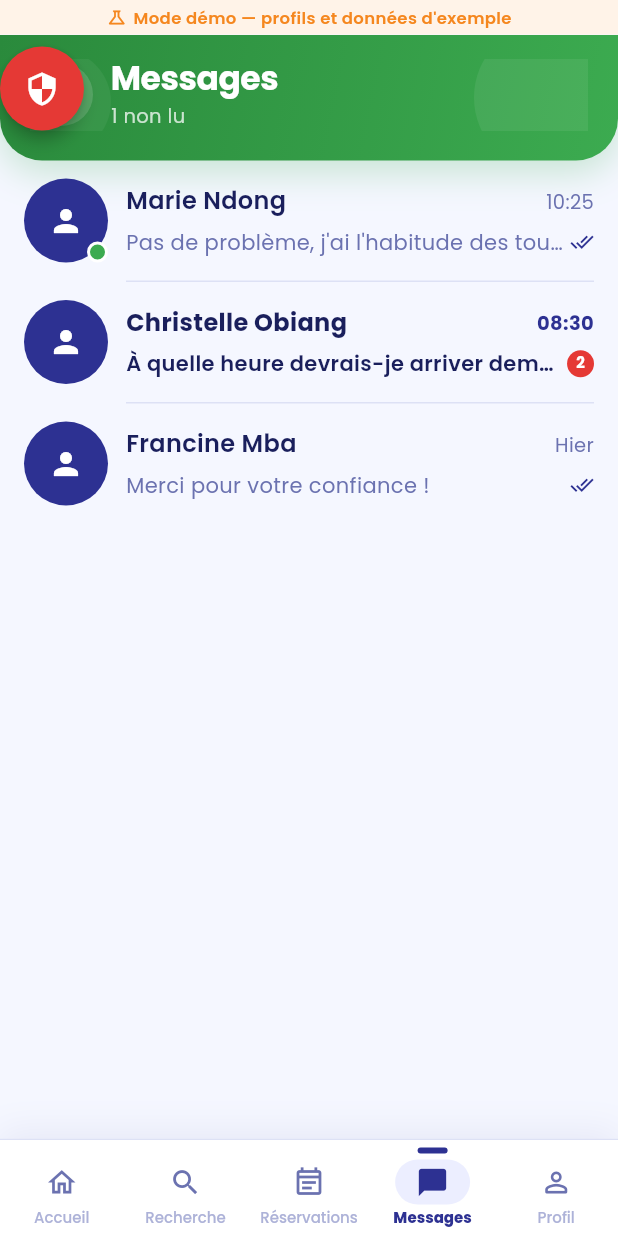
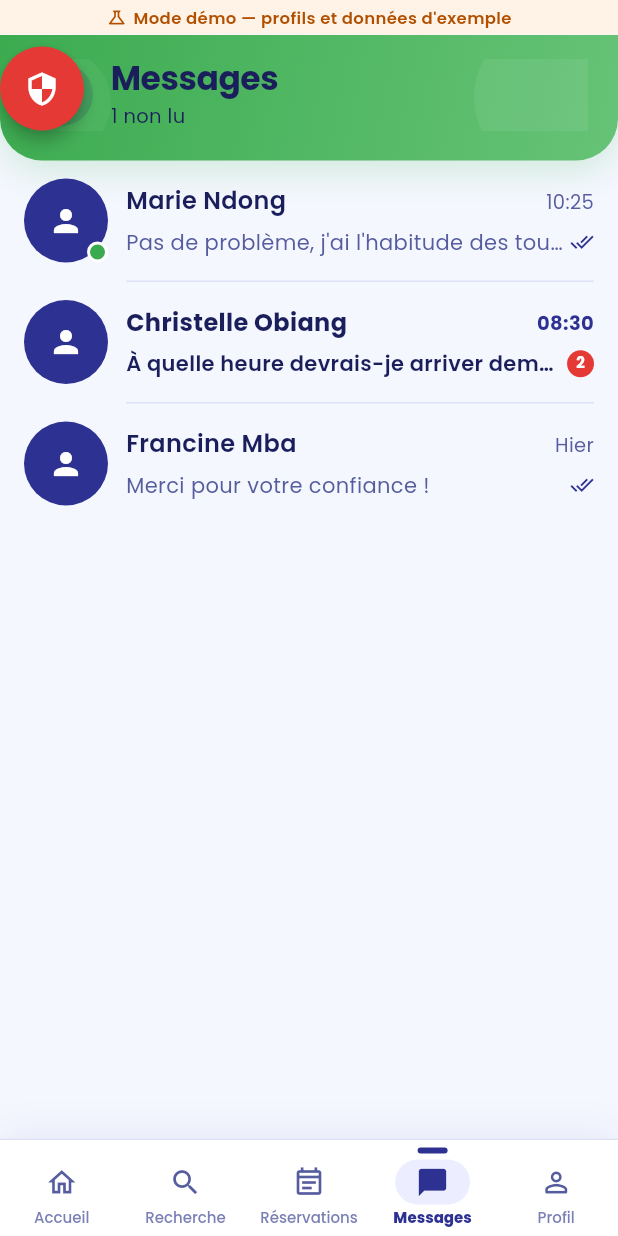
Before and after one commit to NamAngeM/nounou-express, a Flutter app: the ConversationsScreen screen opened by its route, on a phone screen of 412 x 824 dp. Run offline on Flutter 3.47's test engine with Material 3 defaults, Android fonts, the phone set to English and light mode, and no system bars; drawn by our look-alikes of flutter_animate; our stand-ins replace cached_network_image, cloud_firestore, cloud_functions, firebase_auth, firebase_core, firebase_crashlytics and 7 more; accounts and stored records are empty.

Commit message:
feat(a11y): quick wins accessibilité — contrastes AA, semantics, tokens
Contrastes (WCAG AA) :
- textSecondary #6B72B0 → #565D9E (~5,7:1 sur fond app, était ~4,2:1)
- textTertiary #ADB2D8 → #7A7FB5 (~3,6:1, était ~2,1:1) — réservé aux
  hints/placeholders, documenté dans app_colors.dart
- warning dissocié de gold : #B25000 (4,8:1 sur warningSurface) ;
  gold #F5871F reste décoratif (étoiles, gradients)
- Headers sur gradients clairs (Missions gold, Messages accent) :
  AppPageHeader reçoit foregroundColor — texte indigo sombre sur ces
  deux écrans ; sous-titre passé en pleine opacité (75 % passait sous
  le seuil partout) ; nouveau token accentLight pour le gradient
  Messages

Lecteurs d'écran :
- NannyCard : label complet (nom, quartier, note, tarif, vérifiée)
- RatingStars : « Note : X sur 5 » en lecture (au lieu de 5 icônes) ;
  chaque étoile interactive annonce « Donner N étoiles »
- Correction au passage : les étoiles utilisaient warning au lieu de
  gold (règle CLAUDE.md)

107 tests verts, flutter analyze sans issue.

Co-Authored-By: Claude Fable 5 <noreply@anthropic.com>

```diff
--- a/lib/core/theme/app_colors.dart
+++ b/lib/core/theme/app_colors.dart
@@ -14,9 +14,10 @@ abstract final class AppColors {
   // ── Accent — vert du logo ─────────────────────────────────────────────────
   static const Color accent = Color(0xFF3CAB50);
   static const Color accentDark = Color(0xFF2A8A3C);
+  static const Color accentLight = Color(0xFF66C377);
   static const Color accentSurface = Color(0xFFEAF7EC);
 
-  // ── Gold / Orange — cœur du logo ──────────────────────────────────────────
+  // ── Gold / Orange — cœur du logo (décoratif : étoiles, gradients) ─────────
   static const Color gold = Color(0xFFF5871F);
   static const Color goldDark = Color(0xFFE06A10);
   static const Color goldSurface = Color(0xFFFFF3E8);
@@ -24,7 +25,9 @@ abstract final class AppColors {
   // ── Semantic ───────────────────────────────────────────────────────────────
   static const Color success = Color(0xFF3CAB50);
   static const Color successSurface = Color(0xFFEAF7EC);
-  static const Color warning = Color(0xFFF5871F);
+  // Distinct de `gold` : le warning est un TEXTE d'état, il doit tenir
+  // 4,5:1 (WCAG AA) sur warningSurface et sur blanc.
+  static const Color warning = Color(0xFFB25000);
   static const Color warningSurface = Color(0xFFFFF3E8);
   static const Color danger = Color(0xFFE53935);
   static const Color dangerSurface = Color(0xFFFDECEC);
@@ -37,9 +40,13 @@ abstract final class AppColors {
   static const Color borderStrong = Color(0xFFB8BEE8);
 
   // ── Texte ──────────────────────────────────────────────────────────────────
+  // Contrastes WCAG AA sur fond background (#F5F7FF) :
+  // primary ~13:1, secondary ~5,7:1 (texte courant OK),
+  // tertiary ~3,6:1 (réservé aux hints/placeholders et décor, pas au
+  // texte porteur d'information).
   static const Color textPrimary = Color(0xFF1A1F5C);
-  static const Color textSecondary = Color(0xFF6B72B0);
-  static const Color textTertiary = Color(0xFFADB2D8);
+  static const Color textSecondary = Color(0xFF565D9E);
+  static const Color textTertiary = Color(0xFF7A7FB5);
 
   // ── Surfaces sombres ───────────────────────────────────────────────────────
   static const Color darkBackground = Color(0xFF0F1238);
--- a/lib/core/widgets/app_page_header.dart
+++ b/lib/core/widgets/app_page_header.dart
@@ -12,6 +12,11 @@ class AppPageHeader extends StatelessWidget {
   /// Two colors for the header gradient (left→right or top-left→bottom-right).
   final List<Color> gradientColors;
 
+  /// Couleur du texte et des icônes. Blanc par défaut (gradients sombres) ;
+  /// passer une couleur sombre sur les gradients clairs (gold, accent)
+  /// pour tenir le contraste WCAG AA.
+  final Color foregroundColor;
+
   /// Optional action widgets displayed on the right (e.g. IconButtons).
   final List<Widget>? actions;
 
@@ -24,6 +29,7 @@ class AppPageHeader extends StatelessWidget {
     this.subtitle,
     this.icon,
     required this.gradientColors,
+    this.foregroundColor = Colors.white,
     this.actions,
     this.onBack,
   });
@@ -91,13 +97,13 @@ class AppPageHeader extends StatelessWidget {
                   child: Container(
                     padding: const EdgeInsets.all(9),
                     decoration: BoxDecoration(
-                      color: Colors.white.withValues(alpha: 0.18),
+                      color: foregroundColor.withValues(alpha: 0.18),
                       borderRadius: BorderRadius.circular(12),
                     ),
-                    child: const Icon(
+                    child: Icon(
                       Icons.arrow_back_ios_new_rounded,
                       size: 16,
-                      color: Colors.white,
+                      color: foregroundColor,
                     ),
                   ),
                 ),
@@ -107,10 +113,10 @@ class AppPageHeader extends StatelessWidget {
                 Container(
                   padding: const EdgeInsets.all(10),
                   decoration: BoxDecoration(
-                    color: Colors.white.withValues(alpha: 0.15),
+                    color: foregroundColor.withValues(alpha: 0.15),
                     shape: BoxShape.circle,
                   ),
-                  child: Icon(icon, size: 22, color: Colors.white),
+                  child: Icon(icon, size: 22, color: foregroundColor),
                 ),
                 const SizedBox(width: AppSpacing.md),
               ],
@@ -121,14 +127,16 @@ class AppPageHeader extends StatelessWidget {
                   children: [
                     Text(
                       title,
-                      style: AppTypography.h2.copyWith(color: Colors.white),
+                      style: AppTypography.h2.copyWith(color: foregroundColor),
                     ),
                     if (subtitle != null) ...[
                       const SizedBox(height: 2),
+                      // Pleine opacité : à 75 %, le sous-titre passait sous
+                      // le seuil AA sur la plupart des gradients.
                       Text(
                         subtitle!,
                         style: AppTypography.bodySmall.copyWith(
-                          color: Colors.white.withValues(alpha: 0.75),
+                          color: foregroundColor,
                         ),
                       ),
                     ],
--- a/lib/features/chat/screens/conversations_screen.dart
+++ b/lib/features/chat/screens/conversations_screen.dart
@@ -50,7 +50,9 @@ class _ConversationsScreenState extends ConsumerState<ConversationsScreen> {
                 ? '$unread non lu${unread > 1 ? 's' : ''}'
                 : 'Toutes vos conversations',
             icon: Icons.chat_bubble_rounded,
-            gradientColors: const [AppColors.accentDark, AppColors.accent],
+            // Gradient clair : texte sombre pour le contraste AA.
+            gradientColors: const [AppColors.accent, AppColors.accentLight],
+            foregroundColor: AppColors.secondary,
           ),
 
           // ── Content ──────────────────────────────────────────────────────
--- a/lib/features/missions/screens/available_missions_screen.dart
+++ b/lib/features/missions/screens/available_missions_screen.dart
@@ -85,11 +85,13 @@ class _AvailableMissionsScreenState
                 : 'Libreville · $quartier',
             icon: Icons.work_rounded,
             gradientColors: const [AppColors.goldDark, AppColors.gold],
+            // Gradient clair : texte sombre pour le contraste AA.
+            foregroundColor: AppColors.secondary,
             actions: [
               IconButton(
                 icon: const Icon(
                   Icons.assignment_outlined,
-                  color: Colors.white,
+                  color: AppColors.secondary,
                 ),
                 tooltip: 'Mes candidatures',
                 onPressed: () => context.push('/missions/my-applications'),
```
Also changed, not shown: lib/core/widgets/nanny_card.dart (+8 -1 lines), lib/core/widgets/rating_stars.dart (+19 -7 lines).
